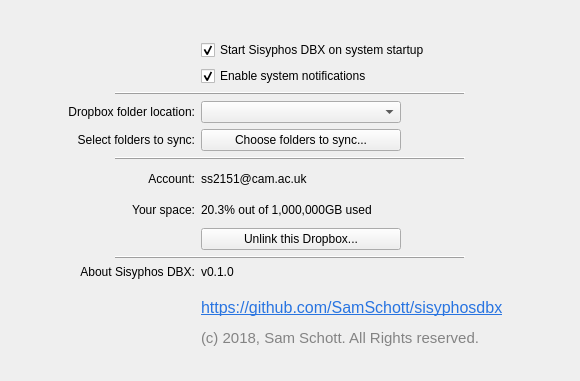
Qt form sisyphosdbx/gui/settings.ui (samschott/maestral) before a commit.
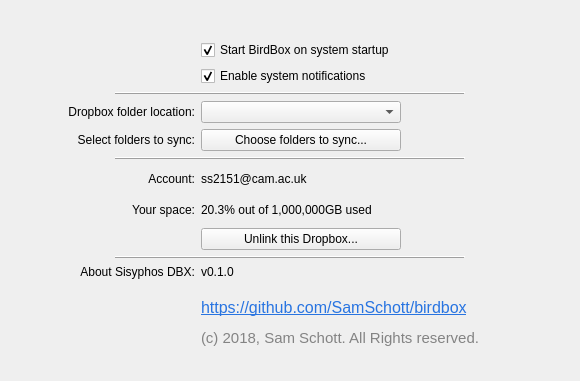
The same form after that commit.

Commit message: rebranding to BirdBox

```diff
--- a/sisyphosdbx/gui/settings.ui
+++ b/sisyphosdbx/gui/settings.ui
@@ -140,7 +140,7 @@
    <item row="21" column="1">
     <widget class="QLabel" name="labelLink">
      <property name="text">
-      <string>&lt;html&gt;&lt;head/&gt;&lt;body&gt;&lt;p&gt;&lt;a href=&quot;https://github.com/SamSchott/sisyphosdbx&quot;&gt;&lt;span style=&quot; font-size:12pt; text-decoration: underline; color:#2874e1;&quot;&gt;https://github.com/SamSchott/sisyphosdbx&lt;/span&gt;&lt;/a&gt;&lt;/p&gt;&lt;/body&gt;&lt;/html&gt;</string>
+      <string>&lt;html&gt;&lt;head/&gt;&lt;body&gt;&lt;p&gt;&lt;a href=&quot;https://github.com/SamSchott/birdbox&quot;&gt;&lt;span style=&quot; font-size:12pt; text-decoration: underline; color:#2874e1;&quot;&gt;https://github.com/SamSchott/birdbox&lt;/span&gt;&lt;/a&gt;&lt;/p&gt;&lt;/body&gt;&lt;/html&gt;</string>
      </property>
      <property name="openExternalLinks">
       <bool>true</bool>
@@ -199,7 +199,7 @@
    <item row="0" column="1">
     <widget class="QCheckBox" name="checkBoxStartup">
      <property name="text">
-      <string>Start Sisyphos DBX on system startup</string>
+      <string>Start BirdBox on system startup</string>
      </property>
      <property name="checked">
       <bool>true</bool>
```
Left out of the diff: 6 changed lines with no effect on the pictures. The commit also changes 15 other files.
